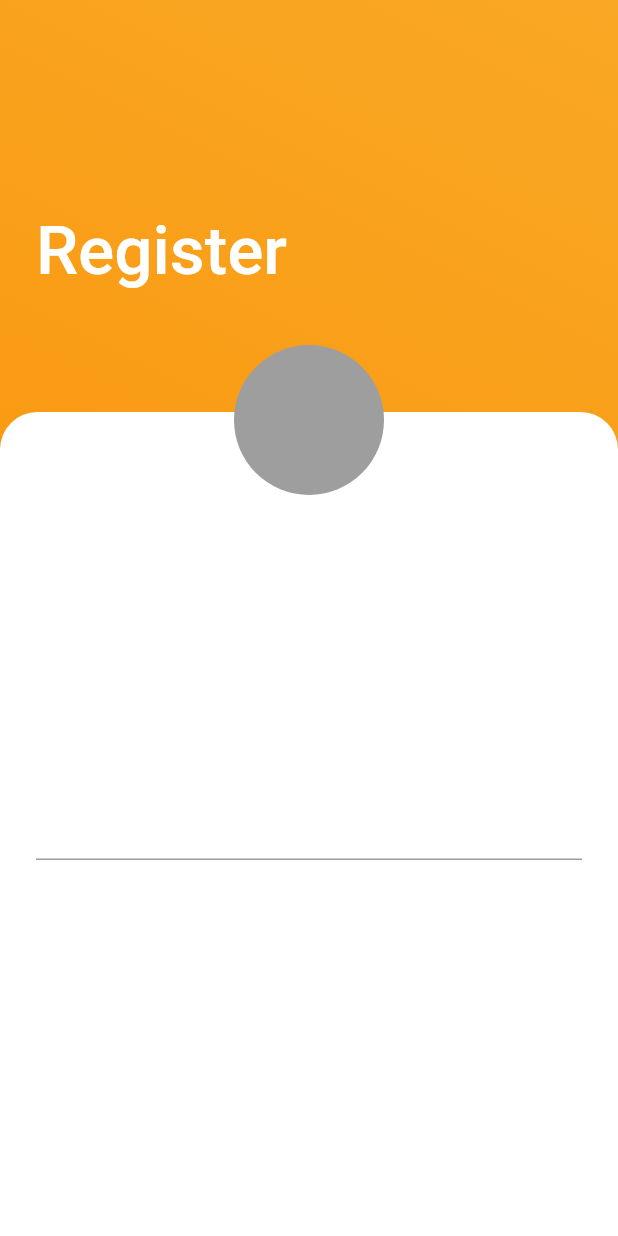
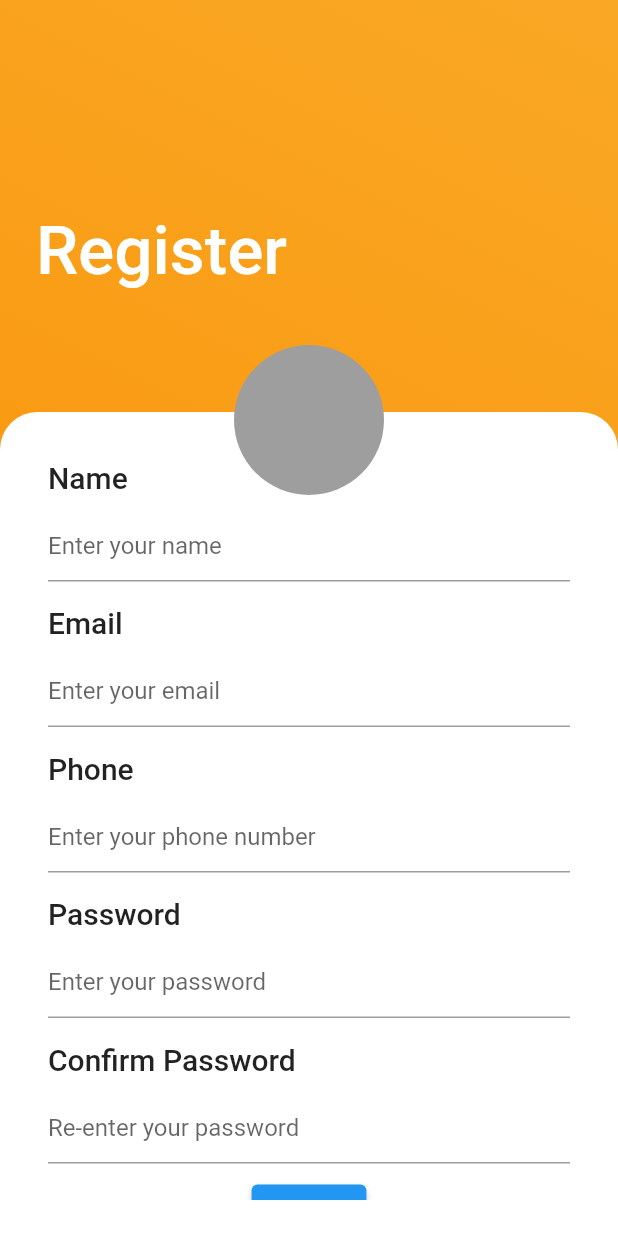
Before and after one commit to rahulmukh1ya/form_validation_provider, a Flutter app: the screen it shows after launch, on a phone screen of 412 x 824 dp. Run offline on Flutter 3.47's test engine with Material 2 defaults, Android fonts, the phone set to English and light mode, and no system bars.

Commit message:
UI Looks as expected, some regex not working

```diff
--- /dev/null
+++ b/lib/custom_form_field.dart
@@ -0,0 +1,48 @@
+import 'package:flutter/material.dart';
+import 'package:flutter/services.dart';
+// import 'package:flutter/services.dart';
+
+class CustomFormField extends StatelessWidget {
+  const CustomFormField(
+      {super.key,
+      required this.labelText,
+      required this.hintText,
+      required this.errorText,
+      this.onChanged,
+      this.validator,
+      this.inputFormatters});
+
+  final String hintText;
+  final String labelText;
+  final List<TextInputFormatter>? inputFormatters;
+  final String? errorText;
+  final Function(String?)? onChanged;
+  final String? Function(String?)? validator;
+
+  @override
+  Widget build(BuildContext context) {
+    return Padding(
+      padding: const EdgeInsets.all(8.0),
+      child: Column(
+        crossAxisAlignment: CrossAxisAlignment.start,
+        children: [
+          Text(
+            labelText,
+            style: const TextStyle(
+              fontSize: 20,
+              fontWeight: FontWeight.w500,
+            ),
+          ),
+          const SizedBox(height: 10),
+          TextFormField(
+            onChanged: onChanged,
+            validator: validator,
+            inputFormatters: inputFormatters,
+            decoration:
+                InputDecoration(hintText: hintText, errorText: errorText),
+          )
+        ],
+      ),
+    );
+  }
+}
--- a/lib/form_provider.dart
+++ b/lib/form_provider.dart
@@ -44,7 +44,7 @@ class FormProvider extends ChangeNotifier {
   }
 
   void validateRePassword(String? val) {
-    if (val != null && val == _password.value) {
+    if (val != null && val == password.value) {
       _rePassword = ValidationModel(val, null);
     } else {
       _rePassword = ValidationModel(null, 'Password does not match');
--- /dev/null
+++ b/lib/home_page.dart
@@ -0,0 +1,18 @@
+import 'package:flutter/material.dart';
+
+class HomePage extends StatelessWidget {
+  const HomePage({super.key});
+
+  @override
+  Widget build(BuildContext context) {
+    return const Center(
+      child: Text(
+        'Registered Successfully',
+        style: TextStyle(
+          fontSize: 40,
+          fontWeight: FontWeight.bold
+        ),
+      ),
+    );
+  }
+}
--- a/lib/main.dart
+++ b/lib/main.dart
@@ -1,7 +1,13 @@
 import 'package:flutter/material.dart';
+import 'package:provider/provider.dart';
+import 'form_provider.dart';
+import 'provider_form_page.dart';
 
 void main() {
-  runApp(const MyApp());
+  runApp(ChangeNotifierProvider(
+    create: (_) => FormProvider(),
+    child: const MyApp(),
+  ));
 }
 
 class MyApp extends StatelessWidget {
@@ -90,15 +96,14 @@ class _LoginWidgetState extends State<LoginWidget> {
                         ),
                       ),
                       child: const Padding(
-                        padding: EdgeInsets.all(24.0),
-                        child: Column(
-                          mainAxisAlignment: MainAxisAlignment.center,
-                          crossAxisAlignment: CrossAxisAlignment.center,
-                          children: [
-                            TextField(),
-                          ],
-                        ),
-                      ),
+                          padding: EdgeInsets.all(24.0),
+                          child: SingleChildScrollView(
+                            child: Column(
+                              mainAxisAlignment: MainAxisAlignment.center,
+                              crossAxisAlignment: CrossAxisAlignment.center,
+                              children: [ProviderFormPage()],
+                            ),
+                          )),
                     ),
                   )
                 ], //children
--- /dev/null
+++ b/lib/provider_form_page.dart
@@ -0,0 +1,83 @@
+import 'package:flutter/material.dart';
+import 'package:flutter/services.dart';
+import 'package:provider/provider.dart';
+import 'package:form_validation/form_provider.dart';
+import 'custom_form_field.dart';
+import 'home_page.dart';
+
+class ProviderFormPage extends StatefulWidget {
+  const ProviderFormPage({super.key});
+
+  @override
+  State<ProviderFormPage> createState() => _ProviderFormPageState();
+}
+
+class _ProviderFormPageState extends State<ProviderFormPage> {
+  final _formKey = GlobalKey<FormState>();
+  late FormProvider _formProvider;
+
+  @override
+  Widget build(BuildContext context) {
+    _formProvider = Provider.of<FormProvider>(context);
+    return Form(
+        key: _formKey,
+        child: Column(
+          children: [
+            CustomFormField(
+              labelText: 'Name',
+              hintText: 'Enter your name',
+              inputFormatters: [
+                FilteringTextInputFormatter.allow(
+                  RegExp(r"[a-zA-Z]+|\s"),
+                )
+              ],
+              onChanged: _formProvider.validateName,
+              errorText: _formProvider.name.error,
+            ),
+            CustomFormField(
+              labelText: 'Email',
+              hintText: 'Enter your email',
+              onChanged: _formProvider.validateEmail,
+              errorText: _formProvider.email.error,
+            ),
+            CustomFormField(
+              labelText: 'Phone',
+              hintText: 'Enter your phone number',
+              onChanged: _formProvider.validatePhone,
+              errorText: _formProvider.phone.error,
+              inputFormatters: [
+                FilteringTextInputFormatter.allow(
+                  RegExp(r"[0-9]"),
+                )
+              ],
+            ),
+            CustomFormField(
+              labelText: 'Password',
+              hintText: 'Enter your password',
+              onChanged: _formProvider.validatePassword,
+              errorText: _formProvider.password.error,
+            ),
+            CustomFormField(
+              labelText: 'Confirm Password',
+              hintText: 'Re-enter your password',
+              onChanged: _formProvider.validateRePassword,
+              errorText: _formProvider.repassword.error,
+            ),
+            Consumer<FormProvider>(
+              builder: (context, model, child) {
+                return ElevatedButton(
+                  onPressed: () {
+                    if (model.validate) {
+                      Navigator.of(context).push(MaterialPageRoute(
+                        builder: (_) => const HomePage(),
+                      ));
+                    }
+                  },
+                  child: const Text('Submit'),
+                );
+              },
+            )
+          ],
+        ));
+  }
+}
```
